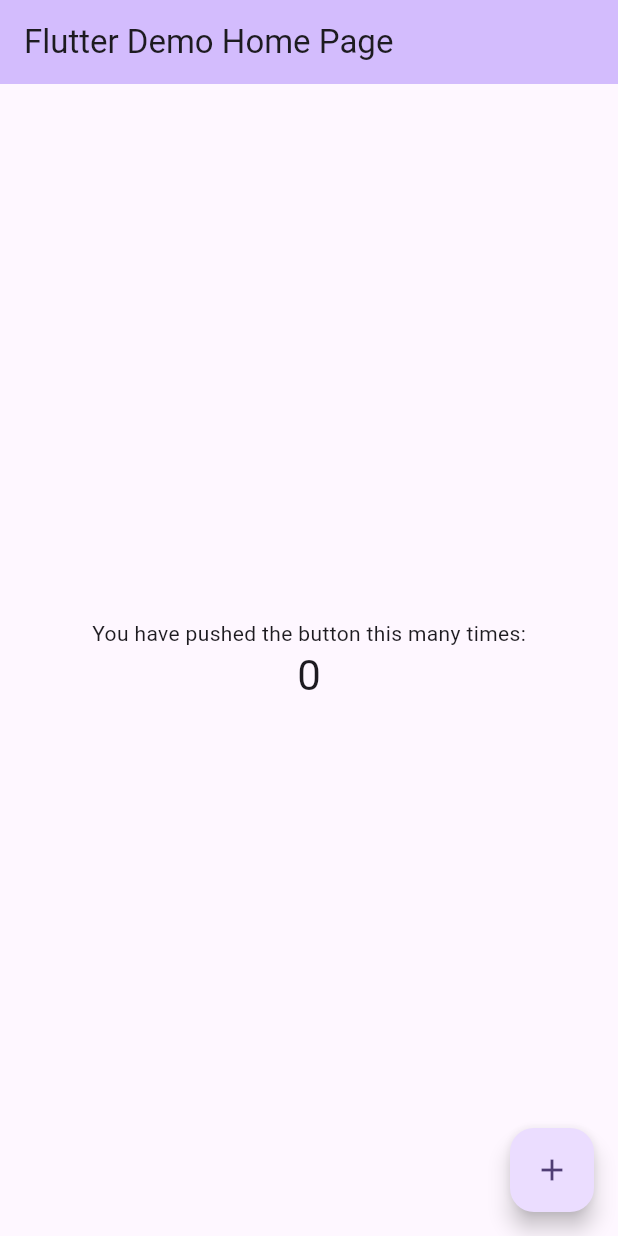
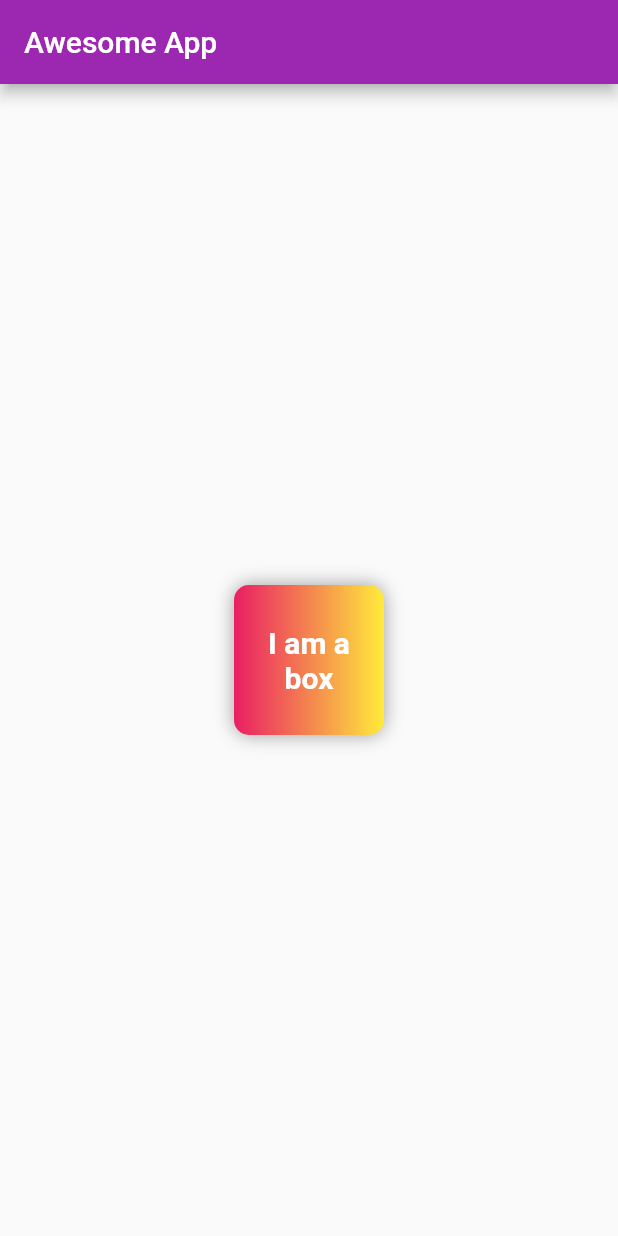
Before and after one commit to yuvisingh01/flutter-essentials, a Flutter app: the screen it shows after launch, on a phone screen of 412 x 824 dp. Run offline on Flutter 3.47's test engine with Material 2 defaults, Android fonts, the phone set to English and light mode, and no system bars.

Commit message:
chapter 2 completed

```diff
--- a/lib/main.dart
+++ b/lib/main.dart
@@ -1,125 +1,57 @@
 import 'package:flutter/material.dart';
 
 void main() {
-  runApp(const MyApp());
+  runApp(
+    MaterialApp(
+      home: HomePage(),
+      theme: ThemeData(
+        primarySwatch:Colors.purple,
+      ),
+    ),
+  );
 }
 
-class MyApp extends StatelessWidget {
-  const MyApp({super.key});
+class HomePage extends StatelessWidget {
+  const HomePage({Key? key}) : super(key: key);
 
-  // This widget is the root of your application.
   @override
   Widget build(BuildContext context) {
-    return MaterialApp(
-      title: 'Flutter Demo',
-      theme: ThemeData(
-        // This is the theme of your application.
-        //
-        // TRY THIS: Try running your application with "flutter run". You'll see
-        // the application has a blue toolbar. Then, without quitting the app,
-        // try changing the seedColor in the colorScheme below to Colors.green
-        // and then invoke "hot reload" (save your changes or press the "hot
-        // reload" button in a Flutter-supported IDE, or press "r" if you used
-        // the command line to start the app).
-        //
-        // Notice that the counter didn't reset back to zero; the application
-        // state is not lost during the reload. To reset the state, use hot
-        // restart instead.
-        //
-        // This works for code too, not just values: Most code changes can be
-        // tested with just a hot reload.
-        colorScheme: ColorScheme.fromSeed(seedColor: Colors.deepPurple),
-        useMaterial3: true,
+    return Scaffold(
+      appBar: AppBar(
+        title: Text("Awesome App"),
       ),
-      home: const MyHomePage(title: 'Flutter Demo Home Page'),
+      body: Center(
+        child: Container(
+          padding: const EdgeInsets.all(8),
+          width: 100,
+          height: 100,
+          alignment: Alignment.center,
+          // clipBehavior: Clip.antiAlias,
+          decoration: BoxDecoration(
+            color: Colors.red,
+            shape: BoxShape.rectangle,
+            borderRadius: BorderRadius.circular(10),
+            gradient: LinearGradient(colors: [
+                  Colors.pink,
+                  Colors.yellow,
+                ]),
+            boxShadow:[
+              BoxShadow(
+                color: Colors.grey,
+                blurRadius: 10,
+              ),
+            ]),
+          child: Text(
+            'I am a box',
+            textAlign: TextAlign.center,
+            style: TextStyle(
+                fontSize: 20,
+                color: Colors.white,
+                fontWeight: FontWeight.bold,
+            ),
+          ),
+        ),
+      ),
     );
   }
 }
-
-class MyHomePage extends StatefulWidget {
-  const MyHomePage({super.key, required this.title});
-
-  // This widget is the home page of your application. It is stateful, meaning
-  // that it has a State object (defined below) that contains fields that affect
-  // how it looks.
-
-  // This class is the configuration for the state. It holds the values (in this
-  // case the title) provided by the parent (in this case the App widget) and
-  // used by the build method of the State. Fields in a Widget subclass are
-  // always marked "final".
-
-  final String title;
-
-  @override
-  State<MyHomePage> createState() => _MyHomePageState();
-}
-
-class _MyHomePageState extends State<MyHomePage> {
-  int _counter = 0;
-
-  void _incrementCounter() {
-    setState(() {
-      // This call to setState tells the Flutter framework that something has
-      // changed in this State, which causes it to rerun the build method below
-      // so that the display can reflect the updated values. If we changed
-      // _counter without calling setState(), then the build method would not be
-      // called again, and so nothing would appear to happen.
-      _counter++;
-    });
-  }
-
-  @override
-  Widget build(BuildContext context) {
-    // This method is rerun every time setState is called, for instance as done
-    // by the _incrementCounter method above.
-    //
-    // The Flutter framework has been optimized to make rerunning build methods
-    // fast, so that you can just rebuild anything that needs updating rather
-    // than having to individually change instances of widgets.
-    return Scaffold(
-      appBar: AppBar(
-        // TRY THIS: Try changing the color here to a specific color (to
-        // Colors.amber, perhaps?) and trigger a hot reload to see the AppBar
-        // change color while the other colors stay the same.
-        backgroundColor: Theme.of(context).colorScheme.inversePrimary,
-        // Here we take the value from the MyHomePage object that was created by
-        // the App.build method, and use it to set our appbar title.
-        title: Text(widget.title),
-      ),
-      body: Center(
-        // Center is a layout widget. It takes a single child and positions it
-        // in the middle of the parent.
-        child: Column(
-          // Column is also a layout widget. It takes a list of children and
-          // arranges them vertically. By default, it sizes itself to fit its
-          // children horizontally, and tries to be as tall as its parent.
-          //
-          // Column has various properties to control how it sizes itself and
-          // how it positions its children. Here we use mainAxisAlignment to
-          // center the children vertically; the main axis here is the vertical
-          // axis because Columns are vertical (the cross axis would be
-          // horizontal).
-          //
-          // TRY THIS: Invoke "debug painting" (choose the "Toggle Debug Paint"
-          // action in the IDE, or press "p" in the console), to see the
-          // wireframe for each widget.
-          mainAxisAlignment: MainAxisAlignment.center,
-          children: <Widget>[
-            const Text(
-              'You have pushed the button this many times:',
-            ),
-            Text(
-              '$_counter',
-              style: Theme.of(context).textTheme.headlineMedium,
-            ),
-          ],
-        ),
-      ),
-      floatingActionButton: FloatingActionButton(
-        onPressed: _incrementCounter,
-        tooltip: 'Increment',
-        child: const Icon(Icons.add),
-      ), // This trailing comma makes auto-formatting nicer for build methods.
-    );
-  }
-}
```
Also changed, not shown: 1 other file.
